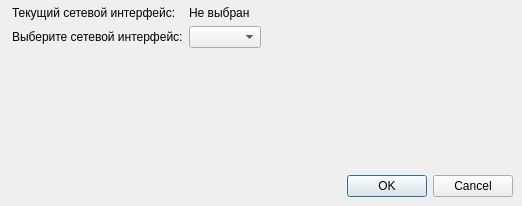
Before: the Qt Designer form dialog.ui in 6uoMycop/pyPackGen, drawn with Qt 5.
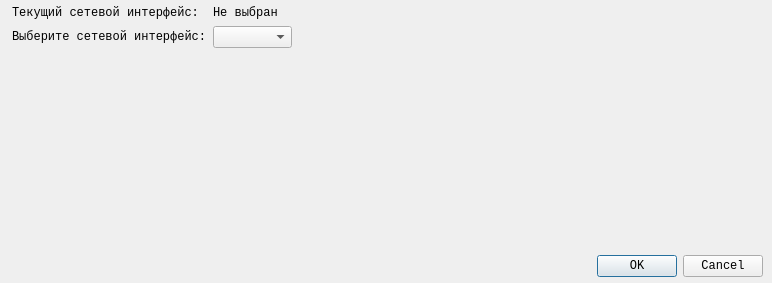
After: the same form once the commit is applied.

What changed in the file:
```diff
--- a/dialog.ui
+++ b/dialog.ui
@@ -6,8 +6,8 @@
    <rect>
     <x>0</x>
     <y>0</y>
-    <width>522</width>
-    <height>206</height>
+    <width>772</width>
+    <height>283</height>
    </rect>
   </property>
   <property name="sizePolicy">
@@ -16,16 +16,21 @@
     <verstretch>0</verstretch>
    </sizepolicy>
   </property>
+  <property name="font">
+   <font>
+    <family>Courier New</family>
+   </font>
+  </property>
   <property name="windowTitle">
    <string>Настройка интерфейсов</string>
   </property>
-  <widget class="QWidget" name="">
+  <widget class="QWidget" name="layoutWidget">
    <property name="geometry">
     <rect>
      <x>12</x>
      <y>6</y>
-     <width>501</width>
-     <height>191</height>
+     <width>751</width>
+     <height>271</height>
     </rect>
    </property>
    <layout class="QVBoxLayout" name="verticalLayout">
```
